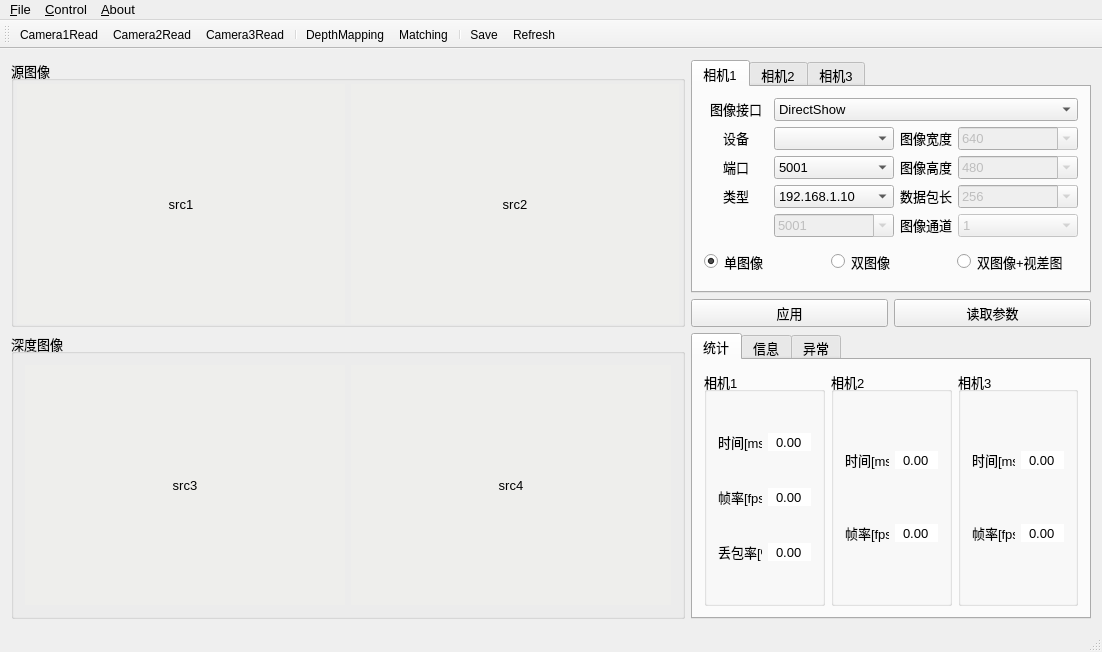
First picture: the form in mainwindow.ui, repository webd111/CameraTest, before the edit.
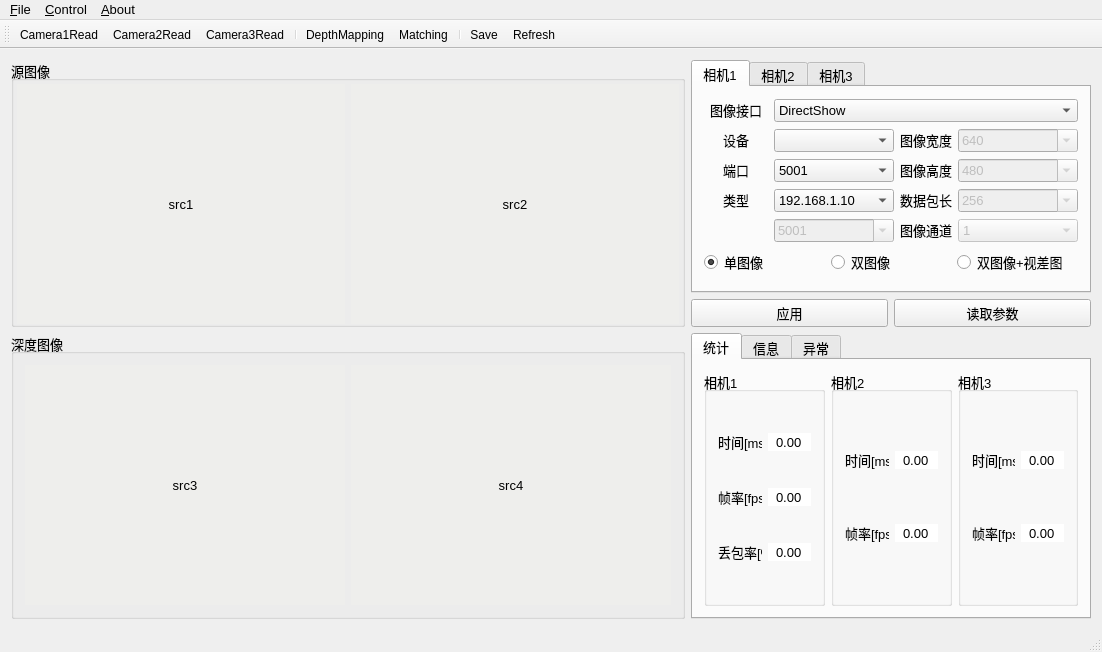
Second picture: the form after the edit. The open tabs and pages were chosen to show the change. Icons and pictures are not drawn.

The edit to the form file:
```diff
--- a/mainwindow.ui
+++ b/mainwindow.ui
@@ -579,7 +579,7 @@
             <item>
              <widget class="QRadioButton" name="radioButtonSingleView">
               <property name="sizePolicy">
-               <sizepolicy hsizetype="Preferred" vsizetype="Preferred">
+               <sizepolicy hsizetype="Preferred" vsizetype="Maximum">
                 <horstretch>0</horstretch>
                 <verstretch>0</verstretch>
                </sizepolicy>
@@ -598,7 +598,7 @@
             <item>
              <widget class="QRadioButton" name="radioButtonDoubleView">
               <property name="sizePolicy">
-               <sizepolicy hsizetype="Preferred" vsizetype="Preferred">
+               <sizepolicy hsizetype="Preferred" vsizetype="Maximum">
                 <horstretch>0</horstretch>
                 <verstretch>0</verstretch>
                </sizepolicy>
@@ -617,7 +617,7 @@
             <item>
              <widget class="QRadioButton" name="radioButtonFullView">
               <property name="sizePolicy">
-               <sizepolicy hsizetype="Preferred" vsizetype="Preferred">
+               <sizepolicy hsizetype="Preferred" vsizetype="Maximum">
                 <horstretch>0</horstretch>
                 <verstretch>0</verstretch>
                </sizepolicy>
```
Left out of the diff: 2 changed lines with no effect on the pictures.
